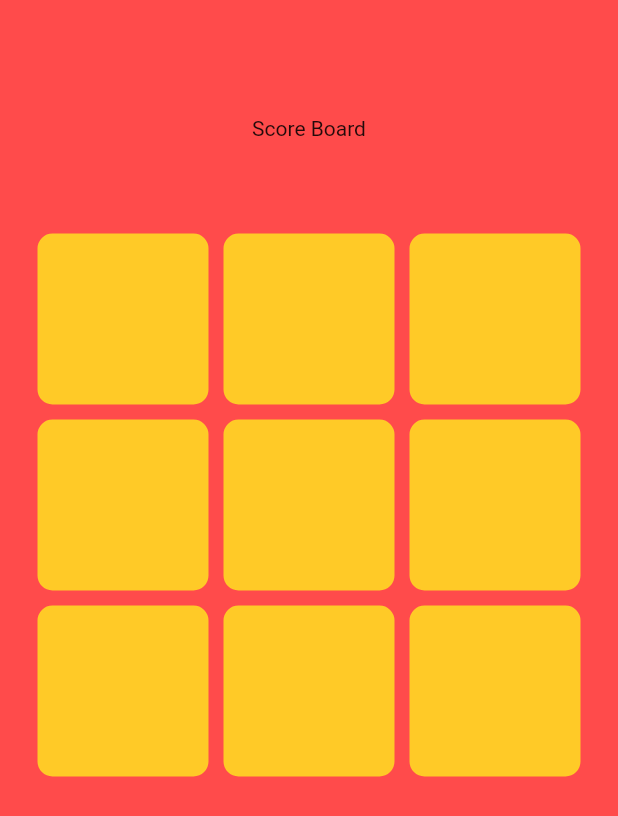
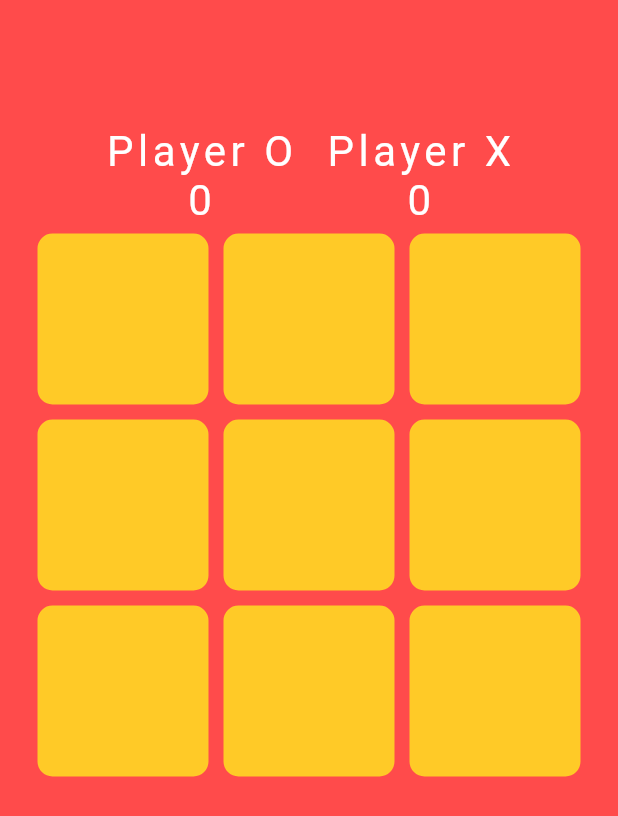
Before and after one commit to Supasek555/Tic_Tac_Toe_Flutter, a Flutter app: the screen it shows after launch, on a phone screen of 412 x 824 dp. Shown: the top 816 px of the screen. Run offline on Flutter 3.47's test engine with Material 2 defaults, Android fonts, the phone set to English and light mode, and no system bars; our stand-ins replace google_fonts; Roboto replaces fonts that are missing (Coiny).

Commit message:
increment score board functionally

```diff
--- a/lib/screens/game.dart
+++ b/lib/screens/game.dart
@@ -13,9 +13,9 @@ class _GameScreenState extends State<GameScreen> {
   bool oTurn = true;
   List<String> displayXO = ['', '', '', '', '', '', '', '', ''];
 
-  // int oScore = 0;
-  // int xScore = 0;
-  // int filledBox = 0;
+  int oScore = 0;
+  int xScore = 0;
+  int filledBox = 0;
 
   String resultDeclaration = '';
 
@@ -33,7 +33,42 @@ class _GameScreenState extends State<GameScreen> {
           children: [
             Expanded(
               flex: 1,
-              child: Center(child: Text("Score Board")),
+              child: Container(
+                child: Row(
+                  mainAxisAlignment: MainAxisAlignment.center,
+                  children: [
+                    Column(
+                      mainAxisAlignment: MainAxisAlignment.end,
+                      children: [
+                        Text(
+                          'Player O',
+                          style: customFontWhite,
+                        ),
+                        Text(
+                          oScore.toString(),
+                          style: customFontWhite,
+                        )
+                      ],
+                    ),
+                    SizedBox(
+                      width: 20,
+                    ),
+                    Column(
+                      mainAxisAlignment: MainAxisAlignment.end,
+                      children: [
+                        Text(
+                          'Player X',
+                          style: customFontWhite,
+                        ),
+                        Text(
+                          xScore.toString(),
+                          style: customFontWhite,
+                        )
+                      ],
+                    )
+                  ],
+                ),
+              ),
             ),
             Expanded(
                 flex: 3,
@@ -86,9 +121,11 @@ class _GameScreenState extends State<GameScreen> {
       if (oTurn && displayXO[index] == '') {
         displayXO[index] = 'O';
         oTurn = !oTurn;
+        filledBox++;
       } else if (!oTurn && displayXO[index] == '') {
         displayXO[index] = 'X';
         oTurn = !oTurn;
+        filledBox++;
       }
 
       _checkWinner();
@@ -109,6 +146,7 @@ class _GameScreenState extends State<GameScreen> {
       setState(() {
         resultDeclaration =
             'Player ' + displayXO[0] + " Wins!!! Hindustan Zindabaad";
+        _updatedScore(displayXO[0]);
       });
     }
 
@@ -118,6 +156,7 @@ class _GameScreenState extends State<GameScreen> {
       setState(() {
         resultDeclaration =
             'Player ' + displayXO[3] + " Wins!!! Hindustan Zindabaad";
+        _updatedScore(displayXO[3]);
       });
     }
 
@@ -127,6 +166,7 @@ class _GameScreenState extends State<GameScreen> {
       setState(() {
         resultDeclaration =
             'Player ' + displayXO[6] + " Wins!!! Hindustan Zindabaad";
+        _updatedScore(displayXO[6]);
       });
     }
 
@@ -136,6 +176,7 @@ class _GameScreenState extends State<GameScreen> {
       setState(() {
         resultDeclaration =
             'Player ' + displayXO[0] + " Wins!!! Hindustan Zindabaad";
+        _updatedScore(displayXO[0]);
       });
     }
 
@@ -145,6 +186,7 @@ class _GameScreenState extends State<GameScreen> {
       setState(() {
         resultDeclaration =
             'Player ' + displayXO[1] + " Wins!!! Hindustan Zindabaad";
+        _updatedScore(displayXO[1]);
       });
     }
 
@@ -154,6 +196,7 @@ class _GameScreenState extends State<GameScreen> {
       setState(() {
         resultDeclaration =
             'Player ' + displayXO[2] + " Wins!!! Hindustan Zindabaad";
+        _updatedScore(displayXO[2]);
       });
     }
 
@@ -163,6 +206,7 @@ class _GameScreenState extends State<GameScreen> {
       setState(() {
         resultDeclaration =
             'Player ' + displayXO[0] + " Wins!!! Hindustan Zindabaad";
+        _updatedScore(displayXO[0]);
       });
     }
 
@@ -172,7 +216,16 @@ class _GameScreenState extends State<GameScreen> {
       setState(() {
         resultDeclaration =
             'Player ' + displayXO[2] + " Wins!!! Hindustan Zindabaad";
+        _updatedScore(displayXO[2]);
       });
     }
   }
+
+  void _updatedScore(String winner) {
+    if (winner == 'O') {
+      oScore++;
+    } else if (winner == 'X') {
+      xScore++;
+    }
+  }
 }
```
